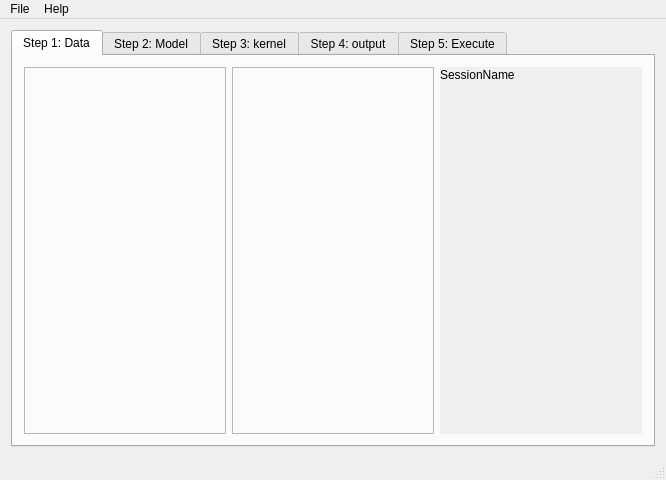
Before: the Qt Designer form Qt/mainwindow.ui in Anders1232/GWR_BR, drawn with Qt 5.
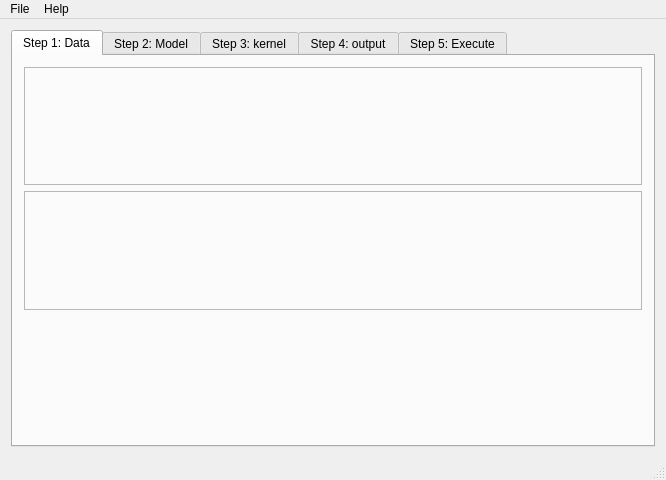
After: the same form once the commit is applied.

Commit message: Modificação mínima na interface gráfica

Diff of the .ui file:
```diff
--- a/Qt/mainwindow.ui
+++ b/Qt/mainwindow.ui
@@ -48,17 +48,7 @@
        <attribute name="title">
         <string>Step 1: Data</string>
        </attribute>
-       <layout class="QHBoxLayout" name="horizontalLayout_2">
-        <item>
-         <widget class="QFrame" name="frame">
-          <property name="frameShape">
-           <enum>QFrame::StyledPanel</enum>
-          </property>
-          <property name="frameShadow">
-           <enum>QFrame::Raised</enum>
-          </property>
-         </widget>
-        </item>
+       <layout class="QVBoxLayout" name="verticalLayout">
         <item>
          <widget class="QFrame" name="SessionTile">
           <property name="autoFillBackground">
@@ -76,23 +66,23 @@
          </widget>
         </item>
         <item>
-         <widget class="QWidget" name="widget" native="true">
-          <property name="autoFillBackground">
-           <bool>true</bool>
+         <widget class="QFrame" name="frame">
+          <property name="frameShape">
+           <enum>QFrame::StyledPanel</enum>
           </property>
-          <widget class="QLabel" name="Label">
-           <property name="geometry">
-            <rect>
-             <x>0</x>
-             <y>0</y>
-             <width>105</width>
-             <height>15</height>
-            </rect>
-           </property>
-           <property name="text">
-            <string>SessionName</string>
-           </property>
-          </widget>
+          <property name="frameShadow">
+           <enum>QFrame::Raised</enum>
+          </property>
+         </widget>
+        </item>
+        <item>
+         <widget class="QFrame" name="frame_2">
+          <property name="frameShape">
+           <enum>QFrame::NoFrame</enum>
+          </property>
+          <property name="frameShadow">
+           <enum>QFrame::Raised</enum>
+          </property>
          </widget>
         </item>
        </layout>
```
Left out of the diff: 2 changed lines with no effect on the pictures.
